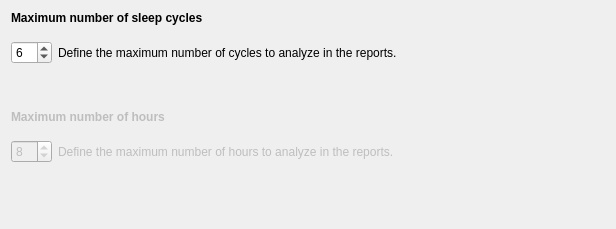
Above: tools/CEAMSTools/SpindleDetectionA7/HoursCyclesStep/Ui_HoursCyclesStep.ui from SnoozToolbox/snooz-package-ceams before the change. Below: the same form after it.
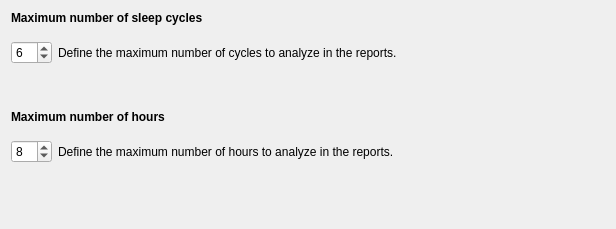
That is the form after the change.

Commit message: Events Detection tools : add events characteristics per real clock hour and per sleep stage hour.

```diff
--- a/tools/CEAMSTools/SpindleDetectionA7/HoursCyclesStep/Ui_HoursCyclesStep.ui
+++ b/tools/CEAMSTools/SpindleDetectionA7/HoursCyclesStep/Ui_HoursCyclesStep.ui
@@ -96,7 +96,7 @@
    <item>
     <widget class="QLabel" name="label">
      <property name="enabled">
-      <bool>false</bool>
+      <bool>true</bool>
      </property>
      <property name="text">
       <string>&lt;html&gt;&lt;head/&gt;&lt;body&gt;&lt;p&gt;&lt;span style=&quot; font-weight:600;&quot;&gt;Maximum number of hours&lt;/span&gt;&lt;/p&gt;&lt;/body&gt;&lt;/html&gt;</string>
@@ -124,7 +124,7 @@
      <item>
       <widget class="QSpinBox" name="spinBox_hours">
        <property name="enabled">
-        <bool>false</bool>
+        <bool>true</bool>
        </property>
        <property name="minimum">
         <number>1</number>
@@ -140,7 +140,7 @@
      <item>
       <widget class="QLabel" name="label_3">
        <property name="enabled">
-        <bool>false</bool>
+        <bool>true</bool>
        </property>
        <property name="text">
         <string>Define the maximum number of hours to analyze in the reports.</string>
```
Left out of the diff: 18 changed lines with no effect on the pictures. The commit also changes 30 other files.
